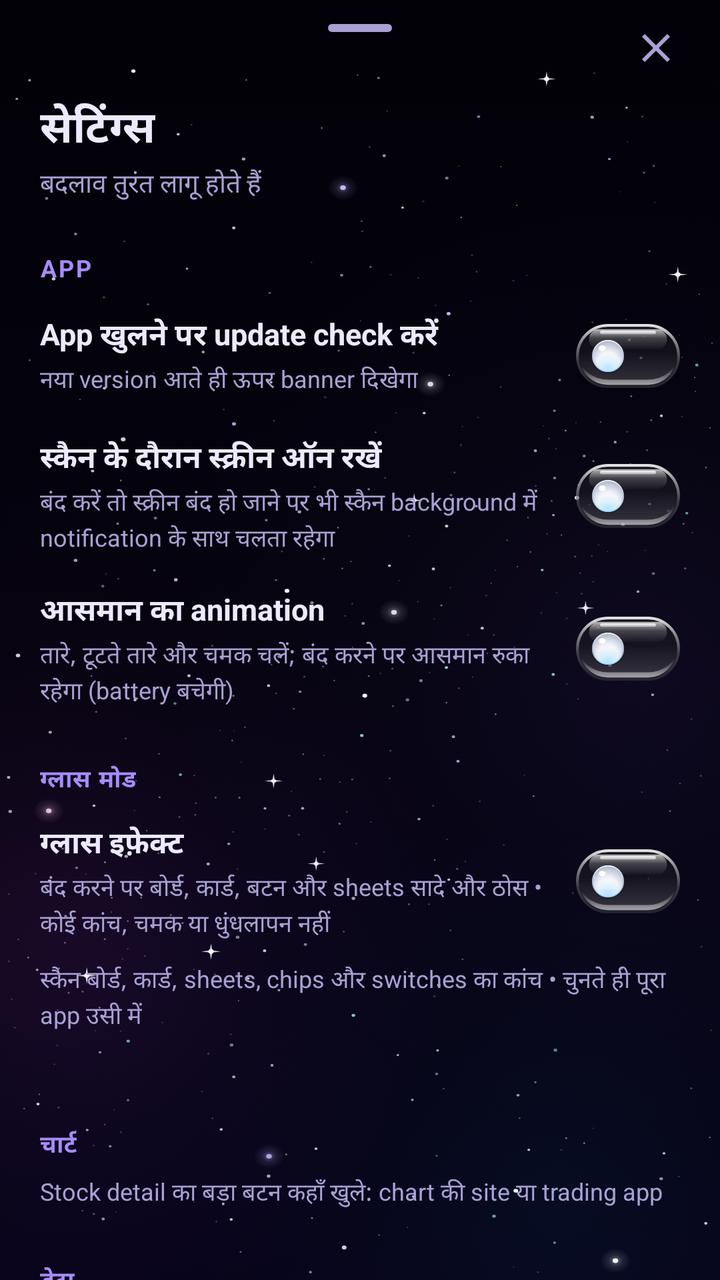
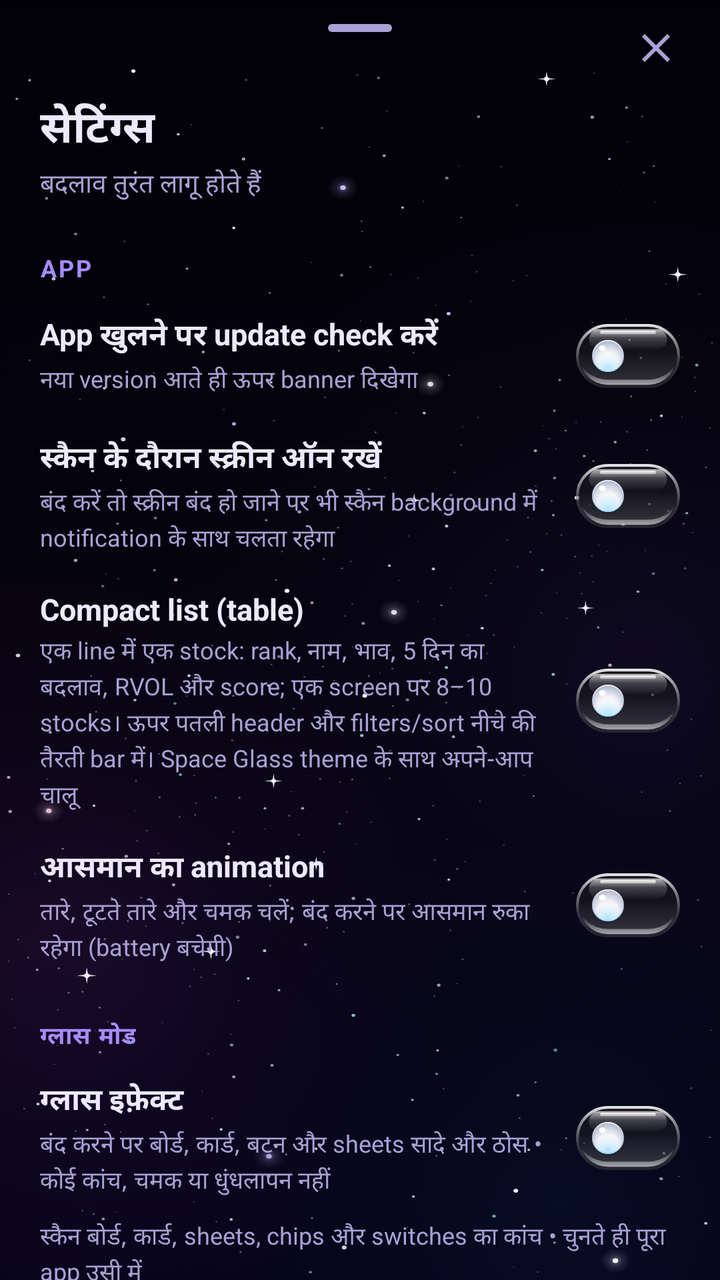

Compare the two renders of this Android layout. The source of the first and the diff that turns it into the second are given below.
<!-- AndroidManifest.xml: application theme Theme.ShareScan -->
<!-- res/layout/sheet_settings.xml -->
<?xml version="1.0" encoding="utf-8"?>
<LinearLayout xmlns:android="http://schemas.android.com/apk/res/android"
    xmlns:app="http://schemas.android.com/apk/res-auto"
    android:layout_width="match_parent"
    android:layout_height="wrap_content"
    android:orientation="vertical">

    <include
        android:id="@+id/sheetTopBar"
        layout="@layout/sheet_top_bar" />

    <TextView
        style="@style/SheetTitle"
        android:layout_width="wrap_content"
        android:layout_height="wrap_content"
        android:text="@string/settings_title" />

    <TextView
        style="@style/SheetSubtitle"
        android:layout_width="wrap_content"
        android:layout_height="wrap_content"
        android:text="@string/settings_subtitle" />

    <androidx.core.widget.NestedScrollView
        android:layout_width="match_parent"
        android:layout_height="wrap_content">

        <LinearLayout
            android:layout_width="match_parent"
            android:layout_height="wrap_content"
            android:orientation="vertical"
            android:paddingBottom="24dp">

            <TextView
                style="@style/SettingsSection"
                android:layout_width="wrap_content"
                android:layout_height="wrap_content"
                android:text="@string/settings_section_app" />

            <LinearLayout
                android:id="@+id/settingUpdatesRow"
                style="@style/SettingsRow"
                android:layout_width="match_parent"
                android:layout_height="wrap_content">

                <LinearLayout
                    android:layout_width="0dp"
                    android:layout_height="wrap_content"
                    android:layout_marginEnd="12dp"
                    android:layout_weight="1"
                    android:orientation="vertical">

                    <TextView
                        style="@style/SettingsRowTitle"
                        android:layout_width="wrap_content"
                        android:layout_height="wrap_content"
                        android:text="@string/settings_updates" />

                    <TextView
                        style="@style/SettingsRowBody"
                        android:layout_width="wrap_content"
                        android:layout_height="wrap_content"
                        android:text="@string/settings_updates_body" />
                </LinearLayout>

                <com.google.android.material.materialswitch.MaterialSwitch
                    android:id="@+id/settingUpdates"
                    android:layout_width="wrap_content"
                    android:layout_height="wrap_content"
                    android:contentDescription="@string/settings_updates" />
            </LinearLayout>

            <LinearLayout
                android:id="@+id/settingScreenRow"
                style="@style/SettingsRow"
                android:layout_width="match_parent"
                android:layout_height="wrap_content">

                <LinearLayout
                    android:layout_width="0dp"
                    android:layout_height="wrap_content"
                    android:layout_marginEnd="12dp"
                    android:layout_weight="1"
                    android:orientation="vertical">

                    <TextView
                        style="@style/SettingsRowTitle"
                        android:layout_width="wrap_content"
                        android:layout_height="wrap_content"
                        android:text="@string/settings_screen" />

                    <TextView
                        style="@style/SettingsRowBody"
                        android:layout_width="wrap_content"
                        android:layout_height="wrap_content"
                        android:text="@string/settings_screen_body" />
                </LinearLayout>

                <com.google.android.material.materialswitch.MaterialSwitch
                    android:id="@+id/settingScreen"
                    android:layout_width="wrap_content"
                    android:layout_height="wrap_content"
                    android:contentDescription="@string/settings_screen" />
            </LinearLayout>

            <LinearLayout
                android:id="@+id/settingSkyRow"
                style="@style/SettingsRow"
                android:layout_width="match_parent"
                android:layout_height="wrap_content">

                <LinearLayout
                    android:layout_width="0dp"
                    android:layout_height="wrap_content"
                    android:layout_marginEnd="12dp"
                    android:layout_weight="1"
                    android:orientation="vertical">

                    <TextView
                        style="@style/SettingsRowTitle"
                        android:layout_width="wrap_content"
                        android:layout_height="wrap_content"
                        android:text="@string/settings_sky" />

                    <TextView
                        style="@style/SettingsRowBody"
                        android:layout_width="wrap_content"
                        android:layout_height="wrap_content"
                        android:text="@string/settings_sky_body" />
                </LinearLayout>

                <com.google.android.material.materialswitch.MaterialSwitch
                    android:id="@+id/settingSky"
                    android:layout_width="wrap_content"
                    android:layout_height="wrap_content"
                    android:contentDescription="@string/settings_sky" />
            </LinearLayout>

            
            <TextView
                style="@style/SettingsSection"
                android:layout_width="wrap_content"
                android:layout_height="wrap_content"
                android:text="@string/settings_section_glass" />

            
            <LinearLayout
                android:id="@+id/settingGlassRow"
                style="@style/SettingsRow"
                android:layout_width="match_parent"
                android:layout_height="wrap_content">

                <LinearLayout
                    android:layout_width="0dp"
                    android:layout_height="wrap_content"
                    android:layout_marginEnd="12dp"
                    android:layout_weight="1"
                    android:orientation="vertical">

                    <TextView
                        style="@style/SettingsRowTitle"
                        android:layout_width="wrap_content"
                        android:layout_height="wrap_content"
                        android:text="@string/settings_glass_on" />

                    <TextView
                        style="@style/SettingsRowBody"
                        android:layout_width="wrap_content"
                        android:layout_height="wrap_content"
                        android:text="@string/settings_glass_on_body" />
                </LinearLayout>

                <com.google.android.material.materialswitch.MaterialSwitch
                    android:id="@+id/settingGlassOn"
                    android:layout_width="wrap_content"
                    android:layout_height="wrap_content"
                    android:contentDescription="@string/settings_glass_on" />
            </LinearLayout>

            <TextView
                style="@style/SettingsRowBody"
                android:layout_width="wrap_content"
                android:layout_height="wrap_content"
                android:layout_marginHorizontal="20dp"
                android:text="@string/settings_glass_body" />

            <com.google.android.material.chip.ChipGroup
                android:id="@+id/settingGlass"
                android:layout_width="match_parent"
                android:layout_height="wrap_content"
                android:layout_marginTop="8dp"
                android:paddingHorizontal="20dp"
                app:selectionRequired="true"
                app:singleSelection="true" />

            <TextView
                android:id="@+id/settingGlassCurrent"
                style="@style/SettingsRowBody"
                android:layout_width="wrap_content"
                android:layout_height="wrap_content"
                android:layout_marginHorizontal="20dp"
                android:layout_marginTop="4dp" />

            <TextView
                style="@style/SettingsSection"
                android:layout_width="wrap_content"
                android:layout_height="wrap_content"
                android:text="@string/settings_section_chart" />

            <TextView
                style="@style/SettingsRowBody"
                android:layout_width="wrap_content"
                android:layout_height="wrap_content"
                android:layout_marginHorizontal="20dp"
                android:text="@string/settings_chart_body" />

            <com.google.android.material.chip.ChipGroup
                android:id="@+id/settingChart"
                android:layout_width="match_parent"
                android:layout_height="wrap_content"
                android:layout_marginTop="8dp"
                android:paddingHorizontal="20dp"
                app:selectionRequired="true"
                app:singleSelection="true" />

            <TextView
                style="@style/SettingsSection"
                android:layout_width="wrap_content"
                android:layout_height="wrap_content"
                android:text="@string/settings_section_data" />

            <com.google.android.material.button.MaterialButton
                android:id="@+id/settingClearWatchlist"
                style="@style/SettingsAction"
                android:layout_width="match_parent"
                android:layout_height="wrap_content"
                app:icon="@drawable/ic_star_outline" />

            <com.google.android.material.button.MaterialButton
                android:id="@+id/settingResetFilters"
                style="@style/SettingsAction"
                android:layout_width="match_parent"
                android:layout_height="wrap_content"
                android:text="@string/settings_reset_filters"
                app:icon="@drawable/ic_tune" />

            <com.google.android.material.button.MaterialButton
                android:id="@+id/settingClearRanks"
                style="@style/SettingsAction"
                android:layout_width="match_parent"
                android:layout_height="wrap_content"
                android:text="@string/settings_clear_ranks"
                app:icon="@drawable/ic_delete" />
        </LinearLayout>
    </androidx.core.widget.NestedScrollView>
</LinearLayout>
<!-- res/layout/sheet_top_bar.xml (included above) -->
<?xml version="1.0" encoding="utf-8"?>
<FrameLayout xmlns:android="http://schemas.android.com/apk/res/android"
    xmlns:app="http://schemas.android.com/apk/res-auto"
    android:layout_width="match_parent"
    android:layout_height="wrap_content">

    <com.google.android.material.bottomsheet.BottomSheetDragHandleView
        android:layout_width="match_parent"
        android:layout_height="wrap_content" />

    <ImageButton
        android:id="@+id/sheetBack"
        android:layout_width="48dp"
        android:layout_height="48dp"
        android:layout_gravity="start|center_vertical"
        android:layout_marginStart="8dp"
        android:background="?attr/selectableItemBackgroundBorderless"
        android:contentDescription="@string/sheet_back"
        android:src="@drawable/ic_arrow_back"
        android:visibility="gone"
        app:tint="@color/text_primary" />

    <ImageButton
        android:id="@+id/sheetClose"
        android:layout_width="48dp"
        android:layout_height="48dp"
        android:layout_gravity="end|center_vertical"
        android:layout_marginEnd="8dp"
        android:background="?attr/selectableItemBackgroundBorderless"
        android:contentDescription="@string/sheet_close"
        android:src="@drawable/ic_close"
        app:tint="@color/text_secondary" />
</FrameLayout>
<!-- resources referenced by this layout -->
<resources>
  <string name="sheet_close">बंद करें</string>
  <style name="Theme.ShareScan" parent="Base.Theme.ShareScan">
          <item name="colorPrimary">@color/galaxy_accent</item>
          <item name="colorOnPrimary">@color/galaxy_on_accent</item>
          <item name="colorPrimaryContainer">@color/galaxy_accent_container</item>
          <item name="colorOnPrimaryContainer">@color/galaxy_on_accent_container</item>
          <item name="colorPrimaryInverse">@color/galaxy_primary_inverse</item>
          <item name="colorSecondary">@color/galaxy_cyan</item>
          <item name="colorOnSecondary">@color/galaxy_on_accent</item>
          <item name="colorSecondaryContainer">@color/galaxy_accent_container</item>
          <item name="colorOnSecondaryContainer">@color/galaxy_on_accent_container</item>
          <item name="colorTertiary">@color/galaxy_magenta</item>
          <item name="colorOnTertiary">@color/galaxy_on_accent</item>
          <item name="colorSurface">@color/galaxy_bg</item>
          <item name="colorSurfaceVariant">@color/galaxy_surface_high</item>
          <item name="colorSurfaceContainerLowest">@color/galaxy_surface_lowest</item>
          <item name="colorSurfaceContainerLow">@color/galaxy_surface_low</item>
          <item name="colorSurfaceContainer">@color/galaxy_surface</item>
          <item name="colorSurfaceContainerHigh">@color/galaxy_surface_high</item>
          <item name="colorSurfaceContainerHighest">@color/galaxy_surface_highest</item>
          <item name="colorSurfaceInverse">@color/galaxy_text</item>
          <item name="colorOnSurfaceInverse">@color/galaxy_on_accent</item>
          <item name="colorOnSurface">@color/galaxy_text</item>
          <item name="colorOnSurfaceVariant">@color/galaxy_text_soft</item>
          <item name="colorOnBackground">@color/galaxy_text</item>
          <item name="colorOutline">@color/galaxy_outline</item>
          <item name="colorOutlineVariant">@color/galaxy_outline</item>
          <item name="colorError">@color/bear</item>
          <item name="android:colorBackground">@color/galaxy_bg</item>
          <item name="android:windowBackground">@drawable/bg_galaxy</item>
          <item name="bottomSheetDialogTheme">@style/ThemeOverlay.ShareScan.BottomSheetDialog</item>
          <item name="scanCard">@color/galaxy_card</item>
          <item name="scanCardStroke">@color/galaxy_card_stroke</item>
          <item name="scanSheet">@color/galaxy_sheet</item>
          <item name="scanTrack">@color/galaxy_track</item>
          <item name="scanHeroBackground">@drawable/bg_hero</item>
          <item name="scanLogoBackground">@drawable/bg_logo</item>
          <item name="materialSwitchStyle">@style/Widget.ShareScan.Switch</item>
          <item name="materialButtonStyle">@style/Widget.ShareScan.Button</item>
          <item name="imageButtonStyle">@style/Widget.ShareScan.ImageButton</item>
          <item name="materialAlertDialogTheme">@style/ThemeOverlay.ShareScan.Dialog</item>
      </style>
  <color name="galaxy_accent">#A78BFA</color>
  <color name="galaxy_cyan">#22D3EE</color>
  <color name="galaxy_magenta">#F472B6</color>
  <color name="galaxy_bg">#020108</color>
  <color name="galaxy_surface">#150D3A</color>
  <color name="galaxy_text">#EDE9FE</color>
  <color name="galaxy_outline">#3B2F7A</color>
  <color name="bear">#FB7185</color>
  <color name="galaxy_card">#B3170E3F</color>
  <color name="galaxy_sheet">#E0120A33</color>
  <color name="galaxy_track">#2A1E5E</color>
  <color name="glass_sheen">#2EFFFFFF</color>
  <color name="glass_rim">#59FFFFFF</color>
  <!-- unchanged entries left out for length: 70 -->
</resources>

<!-- the commit's change to res/layout/sheet_settings.xml (unified diff, before → after) -->
@@ -101,6 +101,39 @@
                     android:layout_width="wrap_content"
                     android:layout_height="wrap_content"
                     android:contentDescription="@string/settings_screen" />
+            </LinearLayout>
+
+            <LinearLayout
+                android:id="@+id/settingCompactRow"
+                style="@style/SettingsRow"
+                android:layout_width="match_parent"
+                android:layout_height="wrap_content">
+
+                <LinearLayout
+                    android:layout_width="0dp"
+                    android:layout_height="wrap_content"
+                    android:layout_marginEnd="12dp"
+                    android:layout_weight="1"
+                    android:orientation="vertical">
+
+                    <TextView
+                        style="@style/SettingsRowTitle"
+                        android:layout_width="wrap_content"
+                        android:layout_height="wrap_content"
+                        android:text="@string/settings_compact" />
+
+                    <TextView
+                        style="@style/SettingsRowBody"
+                        android:layout_width="wrap_content"
+                        android:layout_height="wrap_content"
+                        android:text="@string/settings_compact_body" />
+                </LinearLayout>
+
+                <com.google.android.material.materialswitch.MaterialSwitch
+                    android:id="@+id/settingCompact"
+                    android:layout_width="wrap_content"
+                    android:layout_height="wrap_content"
+                    android:contentDescription="@string/settings_compact" />
             </LinearLayout>
 
             <LinearLayout
<!-- resource entries referenced after the edit -->
@@ -1,5 +1,7 @@
 <!-- resources referenced by this layout -->
 <resources>
+  <string name="settings_compact">Compact list (table)</string>
+  <string name="settings_compact_body">एक line में एक stock: rank, नाम, भाव, 5 दिन का बदलाव, RVOL और score; एक screen पर 8–10 stocks। ऊपर पतली header और filters/sort नीचे की तैरती bar में। Space Glass theme के साथ अपने-आप चालू</string>
   <string name="sheet_close">बंद करें</string>
   <style name="Theme.ShareScan" parent="Base.Theme.ShareScan">
           <item name="colorPrimary">@color/galaxy_accent</item>
@@ -36,6 +38,7 @@
           <item name="scanSheet">@color/galaxy_sheet</item>
           <item name="scanTrack">@color/galaxy_track</item>
           <item name="scanHeroBackground">@drawable/bg_hero</item>
+          <item name="scanHeroArt">@drawable/hero_rings</item>
           <item name="scanLogoBackground">@drawable/bg_logo</item>
           <item name="materialSwitchStyle">@style/Widget.ShareScan.Switch</item>
           <item name="materialButtonStyle">@style/Widget.ShareScan.Button</item>
@@ -53,6 +56,7 @@
   <color name="galaxy_card">#B3170E3F</color>
   <color name="galaxy_sheet">#E0120A33</color>
   <color name="galaxy_track">#2A1E5E</color>
+  <!-- drawable hero_rings: vector/xml drawable (drawable, 6550 chars, omitted) -->
   <color name="glass_sheen">#2EFFFFFF</color>
   <color name="glass_rim">#59FFFFFF</color>
   <!-- unchanged entries left out for length: 70 -->
